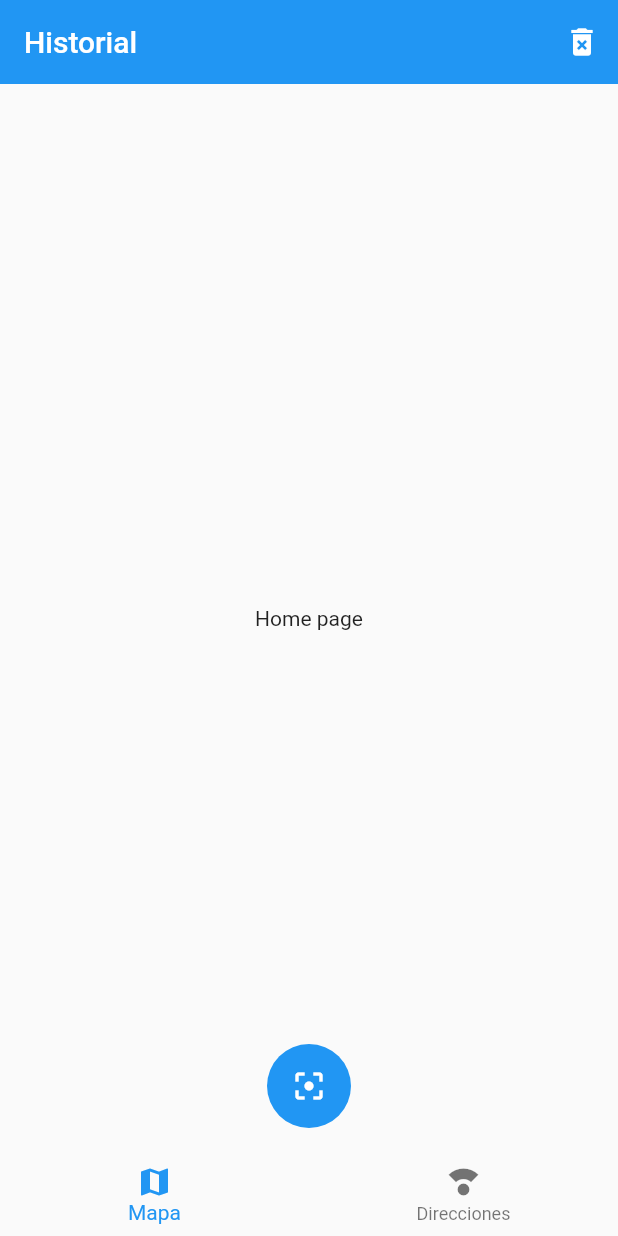
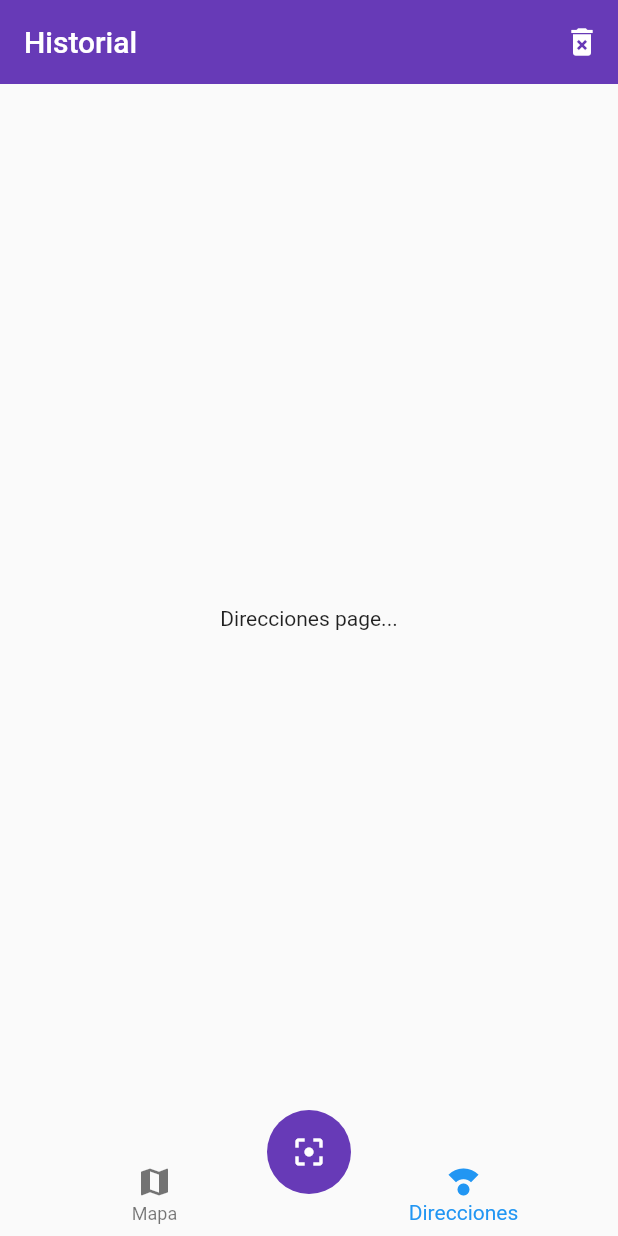
Before and after one commit to jhon2520/QR_Reader, a Flutter app: the screen it shows after launch, on a phone screen of 412 x 824 dp. Run offline on Flutter 3.47's test engine with Material 2 defaults, Android fonts, the phone set to English and light mode, and no system bars.

```diff
--- a/lib/main.dart
+++ b/lib/main.dart
@@ -1,6 +1,8 @@
 import 'package:flutter/material.dart';
+import 'package:provider/provider.dart';
 import 'package:qr_reader/pages/home_paget.dart';
 import 'package:qr_reader/pages/mapa_page.dart';
+import 'package:qr_reader/providers/ui-provider.dart';
 
 void main() {
   runApp(MyApp());
@@ -8,15 +10,33 @@ void main() {
 class MyApp extends StatelessWidget{
   @override
   Widget build(BuildContext context){
-    return MaterialApp(
+ //se envuelve todo el martialApp en el provider
+ //el cual es el gestor de estado
+    return MultiProvider(
 
+      providers: [
+        ChangeNotifierProvider(
+          //instrucción que se ejecuta cuando
+          //no hay ninguna estancia del provider
+          //recibe el buildcontext pero no se necesita
+          //entonce suso (_)
+          create: (_) => new UiProvier())
+      ],
+
+      child: MaterialApp(
         debugShowCheckedModeBanner: false,
         title: "Qr Reader",
         initialRoute: "home",
+        theme: ThemeData(
+          primaryColor: Colors.deepPurple,
+          floatingActionButtonTheme: FloatingActionButtonThemeData(
+            backgroundColor: Colors.deepPurple)
+        ),
         routes: {
           "home": (_) => HomePage(),
           "mapa": (_) => MapaPage()
         },
+      ),
     );
   }
 }
--- /dev/null
+++ b/lib/pages/direcciones_page.dart
@@ -0,0 +1,11 @@
+import 'package:flutter/material.dart';
+
+class DireccionesPage extends StatelessWidget {
+
+  @override
+  Widget build(BuildContext context) {
+    return Center(
+      child: Text("Direcciones page..."),
+    );
+  }
+}
--- a/lib/pages/home_paget.dart
+++ b/lib/pages/home_paget.dart
@@ -1,4 +1,8 @@
 import 'package:flutter/material.dart';
+import 'package:provider/provider.dart';
+import 'package:qr_reader/pages/direcciones_page.dart';
+import 'package:qr_reader/pages/mapas_page.dart';
+import 'package:qr_reader/providers/ui-provider.dart';
 import 'package:qr_reader/widgets/custom_navigatorbar.dart';
 import 'package:qr_reader/widgets/scan_button.dart';
 
@@ -13,12 +17,41 @@ class HomePage extends StatelessWidget {
           IconButton(onPressed: () {}, icon: Icon(Icons.delete_forever))
         ],
       ),
-      body: Center(
-        child: Text("Home page"),
-      ),
+      body: _HomePageBody(),
       bottomNavigationBar: CustomNavigationBar(),
       floatingActionButton: ScanButton(),
-      floatingActionButtonLocation: FloatingActionButtonLocation.centerFloat,
+      floatingActionButtonLocation: FloatingActionButtonLocation.centerDocked,
     );
   }
 }
+
+class _HomePageBody extends StatelessWidget {
+
+  @override
+
+  //desde el context puedo acceder al provider
+  Widget build(BuildContext context) {
+
+
+    //obtener el selectedMenuOpt
+
+    final uiProvider = Provider.of<UiProvier>(context);
+
+
+    //cambiar para mostrar la página respectiva
+    final currentindex = uiProvider.selectedMenuOpt;
+
+    switch(currentindex){
+
+      case 0:
+      return MapasPage();
+
+      case 1:
+      return DireccionesPage();
+
+      default:
+      return MapasPage();
+    }
+
+  }
+}
--- /dev/null
+++ b/lib/pages/mapas_page.dart
@@ -0,0 +1,11 @@
+import 'package:flutter/material.dart';
+
+class MapasPage extends StatelessWidget {
+
+  @override
+  Widget build(BuildContext context) {
+    return Center(
+      child: Text("Mapas page"),
+    );
+  }
+}
--- /dev/null
+++ b/lib/providers/ui-provider.dart
@@ -0,0 +1,24 @@
+import 'package:flutter/material.dart';
+
+class UiProvier extends ChangeNotifier{
+
+  //se crean los getter y setter para la
+  //propiedad que haga cambiar la página
+
+  int _selectedMenuOpt = 1;
+
+  int get selectedMenuOpt
+  {
+    return this._selectedMenuOpt;
+  }
+
+  set selectedMenuOpt(int i)
+  {
+    this._selectedMenuOpt = i;
+    //Notificar a cualquier Widget cuando cambie este valor
+    notifyListeners();
+  }
+
+
+
+}
--- a/lib/widgets/custom_navigatorbar.dart
+++ b/lib/widgets/custom_navigatorbar.dart
@@ -1,12 +1,22 @@
 import 'package:flutter/material.dart';
+import 'package:provider/provider.dart';
+import 'package:qr_reader/providers/ui-provider.dart';
 
 class CustomNavigationBar extends StatelessWidget {
 
   @override
   Widget build(BuildContext context) {
+
+    final uiProvider = Provider.of<UiProvier>(context);
+    final currentIndex = uiProvider.selectedMenuOpt;
+
     return BottomNavigationBar(
+      //Hacer que el valor del selectedMenuOpt
+      //cambie cuando se presiona el bottom
+
+      onTap: (int i)=> uiProvider.selectedMenuOpt = i,
       elevation: 0,
-      currentIndex: 0,
+      currentIndex: currentIndex,
       items:
     <BottomNavigationBarItem>[
 
--- a/pubspec.yaml
+++ b/pubspec.yaml
@@ -28,6 +28,8 @@ dependencies:
   # The following adds the Cupertino Icons font to your application.
   # Use with the CupertinoIcons class for iOS style icons.
   cupertino_icons: ^1.0.2
+  provider: ^5.0.0
+  flutter_barcode_scanner: ^2.0.0
 
 dev_dependencies:
   flutter_test:
```
Also changed, not shown: pubspec.lock. Lines whose indentation alone changed are shown as unchanged.
